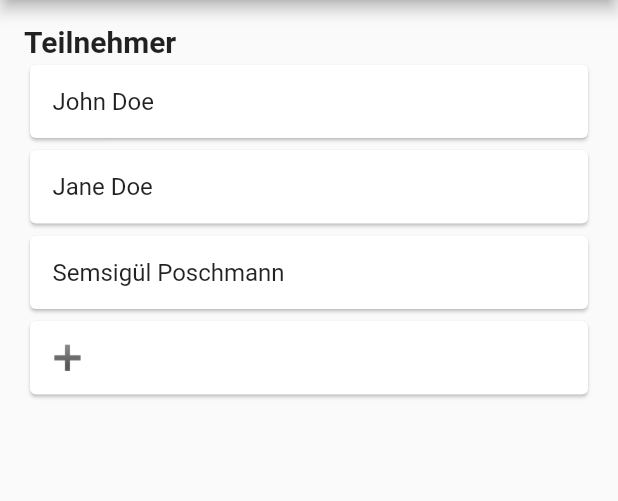
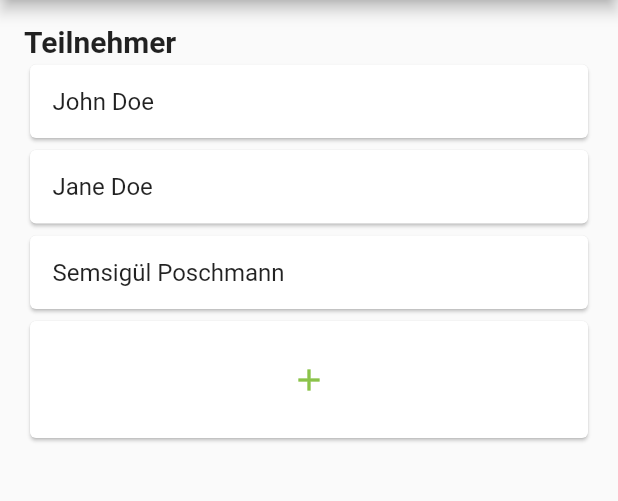
Before and after one commit to aposchmann/meeting-cost-tracker, a Flutter app: the screen it shows after launch, on a phone screen of 412 x 824 dp, the part 84-585 px from its top. Run offline on Flutter 3.47's test engine with Material 2 defaults, Android fonts, the phone set to English and light mode, and no system bars.

Commit message:
Add basic input form

```diff
--- /dev/null
+++ b/lib/meeting/meeting_participant.dart
@@ -0,0 +1,5 @@
+class MeetingParticipant {
+  MeetingParticipant({required this.name});
+
+  String name;
+}
--- /dev/null
+++ b/lib/meeting/meeting_participant_entry.dart
@@ -0,0 +1,17 @@
+import 'package:flutter/material.dart';
+
+import 'meeting_participant.dart';
+
+class MeetingParticipantEntry extends StatelessWidget {
+  const MeetingParticipantEntry({super.key, required this.participant});
+
+  final MeetingParticipant participant;
+
+  @override
+  Widget build(BuildContext context) {
+    return Text(
+      participant.name,
+      style: const TextStyle(fontSize: 16),
+    );
+  }
+}
--- /dev/null
+++ b/lib/meeting/meeting_participant_form.dart
@@ -0,0 +1,66 @@
+import 'package:flutter/material.dart';
+
+class MeetingParticipantForm extends StatefulWidget {
+  const MeetingParticipantForm({Key? key}) : super(key: key);
+
+  @override
+  State<MeetingParticipantForm> createState() => _MeetingParticipantFormState();
+}
+
+class _MeetingParticipantFormState extends State<MeetingParticipantForm> {
+  final _formKey = GlobalKey<FormState>();
+
+  var _showForm = false;
+
+  void _toggleForm() {
+    setState(() {
+      _showForm = !_showForm;
+    });
+  }
+
+  @override
+  Widget build(BuildContext context) {
+    return _showForm
+        ? Form(
+            key: _formKey,
+            child: Column(
+              children: [
+                TextFormField(
+                  autofocus: true,
+                  decoration: const InputDecoration(
+                      icon: Icon(Icons.person),
+                      labelText: "Name",
+                      hintText: "Der Name des Teilnehmers"),
+                  maxLength: 30,
+                  validator: (value) {
+                    if (value == null || value.isEmpty) {
+                      return "Bitte geben Sie einen Text ein";
+                    }
+
+                    return null;
+                  },
+                ),
+                ElevatedButton(
+                    onPressed: () {
+                      final currentState = _formKey.currentState;
+
+                      if (currentState!.validate()) {
+                        ScaffoldMessenger.of(context).showSnackBar(
+                            const SnackBar(content: Text("Speichern ...")));
+
+                        currentState.reset();
+
+                        _toggleForm();
+                      }
+                    },
+                    child: const Text("Hinzufügen"))
+              ],
+            ))
+        : IconButton(
+            onPressed: () => _toggleForm(),
+            icon: Icon(
+              Icons.add,
+              color: Theme.of(context).primaryColor,
+            ));
+  }
+}
--- a/lib/meeting/meeting_participant_list.dart
+++ b/lib/meeting/meeting_participant_list.dart
@@ -1,5 +1,8 @@
 import 'package:flutter/material.dart';
+import 'package:meeting_cost_tracker/meeting/meeting_participant_entry.dart';
 
+import 'meeting_participant.dart';
+import 'meeting_participant_form.dart';
 import 'meeting_participant_list_item.dart';
 
 class MeetingParticipantList extends StatefulWidget {
@@ -10,7 +13,11 @@ class MeetingParticipantList extends StatefulWidget {
 }
 
 class _MeetingParticipantListState extends State<MeetingParticipantList> {
-  List<String> participants = ["John Doe", "Jane Doe", "Semsigül Poschmann"];
+  final participants = [
+    MeetingParticipant(name: "John Doe"),
+    MeetingParticipant(name: "Jane Doe"),
+    MeetingParticipant(name: "Semsigül Poschmann")
+  ];
 
   @override
   Widget build(BuildContext context) {
@@ -19,10 +26,12 @@ class _MeetingParticipantListState extends State<MeetingParticipantList> {
       children: [
         ...participants
             .map((participant) => MeetingParticipantListItem(
-                  participantName: participant,
+                  child: MeetingParticipantEntry(
+                    participant: participant,
+                  ),
                 ))
             .toList(),
-        const MeetingParticipantListItem()
+        const MeetingParticipantListItem(child: MeetingParticipantForm())
       ],
     );
   }
--- a/lib/meeting/meeting_participant_list_item.dart
+++ b/lib/meeting/meeting_participant_list_item.dart
@@ -1,26 +1,14 @@
 import 'package:flutter/material.dart';
 
-class MeetingParticipantListItem extends StatefulWidget {
-  const MeetingParticipantListItem({super.key, this.participantName});
+class MeetingParticipantListItem extends StatelessWidget {
+  const MeetingParticipantListItem({super.key, required this.child});
 
-  final String? participantName;
+  final Widget child;
 
-  @override
-  State<MeetingParticipantListItem> createState() =>
-      _MeetingParticipantListItemState();
-}
-
-class _MeetingParticipantListItemState
-    extends State<MeetingParticipantListItem> {
   @override
   Widget build(BuildContext context) {
     return Card(
-      child: SafeArea(
-          minimum: const EdgeInsets.all(15),
-          child: Text(
-            widget.participantName ?? "➕",
-            style: const TextStyle(fontSize: 16),
-          )),
+      child: SafeArea(minimum: const EdgeInsets.all(15), child: child),
     );
   }
 }
```
